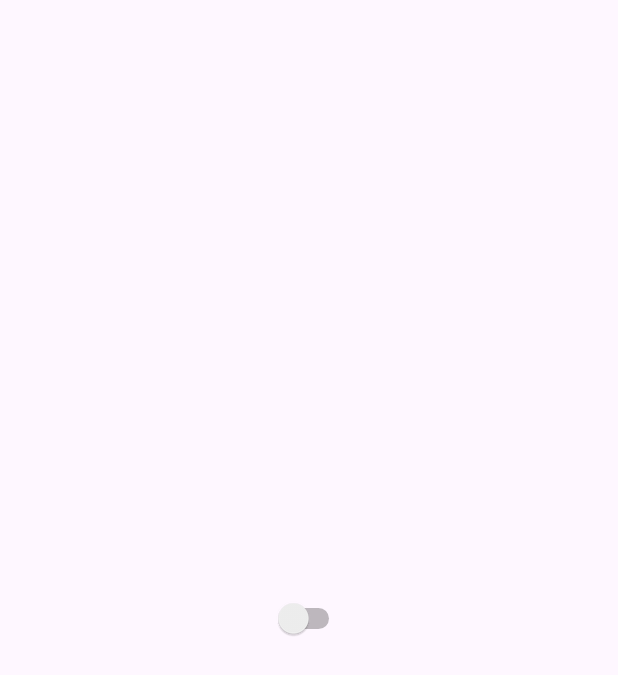
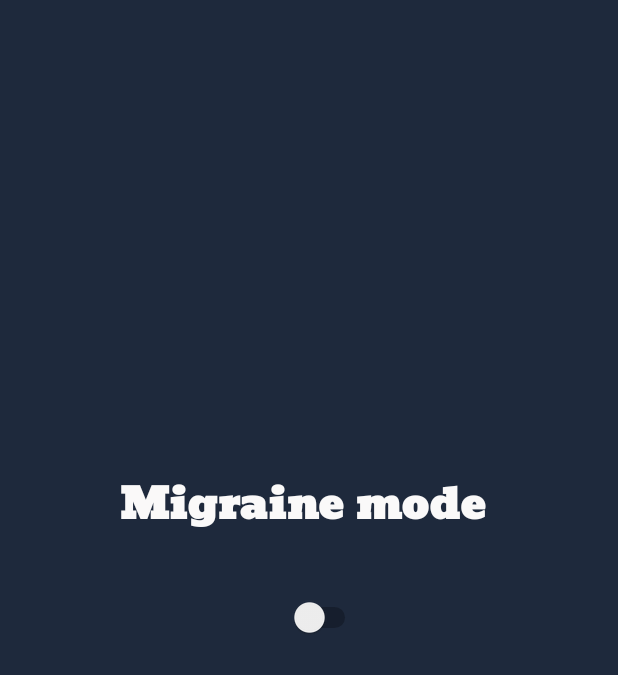
Before and after one commit to GeorgiosDrivas/MigraineMode, an Android app: the screen it shows after launch (MainActivity), on a phone screen of 412 x 824 dp. Before the commit the part shown is almost empty. Shown: the top 675 px of the screen. Run offline under Robolectric (Android 15) with nearby library versions, the phone set to English and light mode, and no system bars.

Commit message:
Add font and change UI

```diff
--- a/app/src/main/res/layout/activity_main.xml
+++ b/app/src/main/res/layout/activity_main.xml
@@ -5,17 +5,37 @@
     android:id="@+id/main"
     android:layout_width="match_parent"
     android:layout_height="match_parent"
+    android:background="#1e293c"
     tools:context=".MainActivity">
 
     <Switch
         android:id="@+id/switch1"
-        android:layout_width="wrap_content"
-        android:layout_height="wrap_content"
+        android:layout_width="71dp"
+        android:layout_height="36dp"
+        android:backgroundTint="#FFFEFE"
         android:textOff=""
         android:textOn=""
         app:layout_constraintBottom_toBottomOf="parent"
         app:layout_constraintEnd_toEndOf="parent"
+        app:layout_constraintHorizontal_bias="0.498"
         app:layout_constraintStart_toStartOf="parent"
         app:layout_constraintTop_toTopOf="parent"
+        app:layout_constraintVertical_bias="0.499"
         tools:ignore="UseSwitchCompatOrMaterialXml" />
+
+    <TextView
+        android:id="@+id/textView"
+        android:layout_width="269dp"
+        android:layout_height="41dp"
+        android:fontFamily="@font/angkor"
+        android:text="Migraine mode"
+        android:textColor="#FAF9F9"
+        android:textSize="28sp"
+        android:textStyle="bold"
+        app:layout_constraintBottom_toTopOf="@+id/switch1"
+        app:layout_constraintEnd_toEndOf="parent"
+        app:layout_constraintHorizontal_bias="0.563"
+        app:layout_constraintStart_toStartOf="parent"
+        app:layout_constraintTop_toTopOf="parent"
+        app:layout_constraintVertical_bias="0.885" />
 </androidx.constraintlayout.widget.ConstraintLayout>
```
Also changed, not shown: app/src/main/res/font/angkor.ttf (added).
